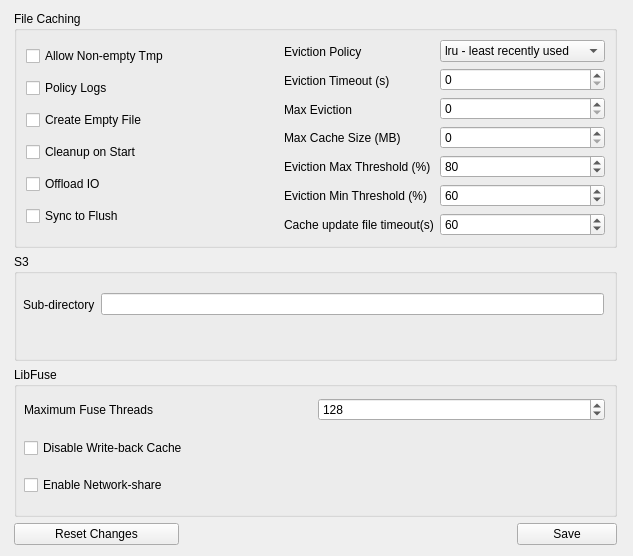
The window that gui/lyve_config_advanced.ui (Seagate/cloudfuse) describes before a commit, drawn with Qt 5.
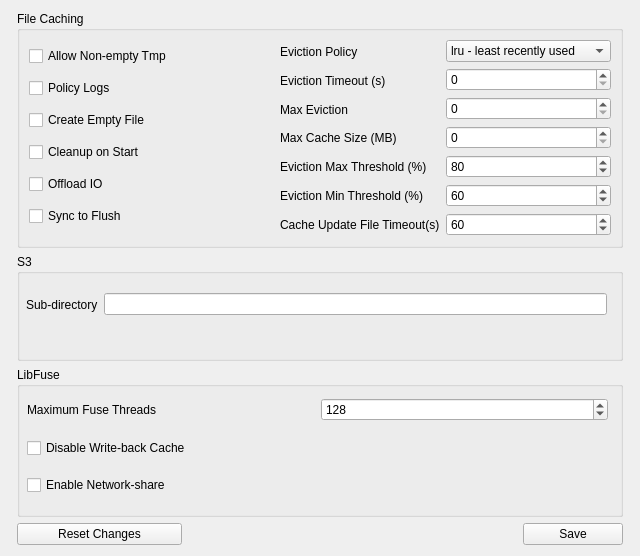
The same window after the commit.

Diff of the .ui file:
```diff
--- a/gui/lyve_config_advanced.ui
+++ b/gui/lyve_config_advanced.ui
@@ -6,7 +6,7 @@
    <rect>
     <x>0</x>
     <y>0</y>
-    <width>633</width>
+    <width>640</width>
     <height>556</height>
    </rect>
   </property>
@@ -211,7 +211,7 @@
           <item>
            <widget class="QLabel" name="label_3">
             <property name="text">
-             <string>Cache update file timeout(s)</string>
+             <string>Cache Update File Timeout(s)</string>
             </property>
            </widget>
           </item>
```
Left out of the diff: 54 changed lines with no effect on the pictures.
